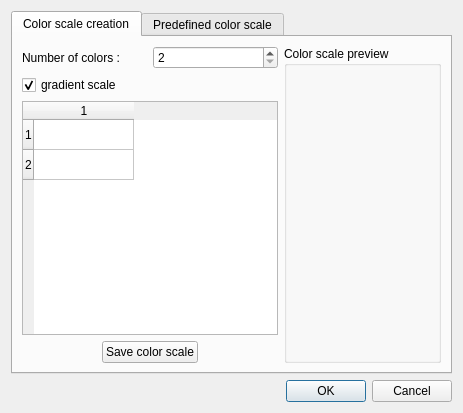
Before: the Qt Designer form library/tulip-qt/designer/ColorScaleConfigDialog.ui in vadivelselvaraj/TulipGLImprovement, drawn with Qt 5.
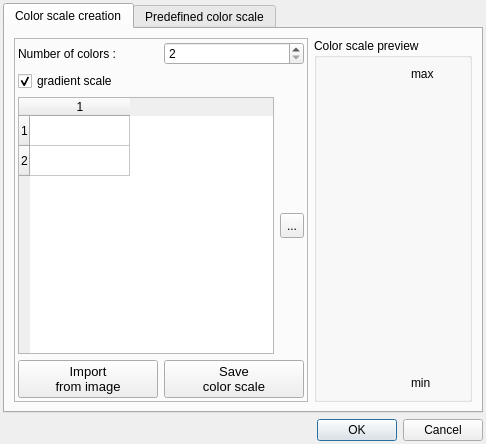
After: the same form once the commit is applied. Icons and pictures are not drawn.

Commit message: - improve ColorScaleConfigDialog :   * rework GUI   * automatically load colorscales located in TulipBitmapDir/colorscales   * color scales loaded from images can now be edited   * add a button to invert the current edited colorscale

```diff
--- a/library/tulip-qt/designer/ColorScaleConfigDialog.ui
+++ b/library/tulip-qt/designer/ColorScaleConfigDialog.ui
@@ -5,20 +5,23 @@
    <rect>
     <x>0</x>
     <y>0</y>
-    <width>463</width>
-    <height>413</height>
+    <width>486</width>
+    <height>444</height>
    </rect>
   </property>
   <property name="windowTitle">
    <string>Color Scale Configuration</string>
   </property>
   <layout class="QVBoxLayout" name="verticalLayout_7">
+   <property name="margin">
+    <number>3</number>
+   </property>
    <item>
     <widget class="QTabWidget" name="tabWidget">
      <property name="minimumSize">
       <size>
-       <width>400</width>
-       <height>300</height>
+       <width>480</width>
+       <height>400</height>
       </size>
      </property>
      <property name="currentIndex">
@@ -28,9 +31,21 @@
       <attribute name="title">
        <string>Color scale creation</string>
       </attribute>
-      <layout class="QHBoxLayout" name="horizontalLayout_8">
+      <layout class="QHBoxLayout" name="horizontalLayout_7">
        <item>
-        <layout class="QVBoxLayout" name="verticalLayout">
+        <widget class="QFrame" name="frame">
+         <property name="frameShape">
+          <enum>QFrame::StyledPanel</enum>
+         </property>
+         <property name="frameShadow">
+          <enum>QFrame::Raised</enum>
+         </property>
+         <layout class="QVBoxLayout" name="verticalLayout_11">
+          <property name="margin">
+           <number>3</number>
+          </property>
+          <item>
+           <layout class="QVBoxLayout" name="verticalLayout_10">
          <item>
           <layout class="QHBoxLayout" name="horizontalLayout_5">
            <item>
@@ -60,6 +75,8 @@
           </widget>
          </item>
          <item>
+             <layout class="QHBoxLayout" name="horizontalLayout">
+              <item>
           <widget class="QTableWidget" name="colorsTable">
            <property name="horizontalScrollBarPolicy">
             <enum>Qt::ScrollBarAlwaysOff</enum>
@@ -85,46 +102,98 @@
           </widget>
          </item>
          <item>
+               <layout class="QVBoxLayout" name="verticalLayout">
+                <item>
+                 <spacer name="verticalSpacer_5">
+                  <property name="orientation">
+                   <enum>Qt::Vertical</enum>
+                  </property>
+                  <property name="sizeHint" stdset="0">
+                   <size>
+                    <width>20</width>
+                    <height>40</height>
+                   </size>
+                  </property>
+                 </spacer>
+                </item>
+                <item>
+                 <widget class="QToolButton" name="invertColorScaleButton">
+                  <property name="minimumSize">
+                   <size>
+                    <width>15</width>
+                    <height>25</height>
+                   </size>
+                  </property>
+                  <property name="toolTip">
+                   <string>Invert color scale</string>
+                  </property>
+                  <property name="text">
+                   <string>...</string>
+                  </property>
+                  <property name="icon">
+                   <iconset resource="TulipQtResource.qrc">
+                    <normaloff>:/arrow_two_head.png</normaloff>:/arrow_two_head.png</iconset>
+                  </property>
+                  <property name="iconSize">
+                   <size>
+                    <width>16</width>
+                    <height>25</height>
+                   </size>
+                  </property>
+                 </widget>
+                </item>
+                <item>
+                 <spacer name="verticalSpacer_6">
+                  <property name="orientation">
+                   <enum>Qt::Vertical</enum>
+                  </property>
+                  <property name="sizeHint" stdset="0">
+                   <size>
+                    <width>20</width>
+                    <height>40</height>
+                   </size>
+                  </property>
+                 </spacer>
+                </item>
+               </layout>
+              </item>
+             </layout>
+            </item>
+            <item>
           <layout class="QHBoxLayout" name="horizontalLayout_6">
            <item>
-            <spacer name="horizontalSpacer_3">
-             <property name="orientation">
-              <enum>Qt::Horizontal</enum>
-             </property>
-             <property name="sizeHint" stdset="0">
-              <size>
-               <width>40</width>
-               <height>20</height>
-              </size>
-             </property>
-            </spacer>
+               <widget class="QPushButton" name="importFromImgButton">
+                <property name="font">
+                 <font>
+                  <pointsize>10</pointsize>
+                 </font>
+                </property>
+                <property name="text">
+                 <string>Import
+from image</string>
+                </property>
+               </widget>
            </item>
            <item>
             <widget class="QPushButton" name="saveColorScaleButton">
+                <property name="font">
+                 <font>
+                  <pointsize>10</pointsize>
+                 </font>
+                </property>
              <property name="text">
-              <string>Save color scale</string>
+                 <string>Save 
+color scale</string>
              </property>
             </widget>
            </item>
-           <item>
-            <spacer name="horizontalSpacer_4">
-             <property name="orientation">
-              <enum>Qt::Horizontal</enum>
-             </property>
-             <property name="sizeHint" stdset="0">
-              <size>
-               <width>40</width>
-               <height>20</height>
-              </size>
-             </property>
-            </spacer>
+             </layout>
            </item>
           </layout>
          </item>
         </layout>
+        </widget>
        </item>
-       <item>
-        <layout class="QVBoxLayout" name="verticalLayout_5">
          <item>
           <widget class="QGroupBox" name="groupBox_2">
            <property name="minimumSize">
@@ -133,14 +202,20 @@
              <height>200</height>
             </size>
            </property>
+         <property name="maximumSize">
+          <size>
+           <width>200</width>
+           <height>16777215</height>
+          </size>
+         </property>
            <property name="title">
             <string>Color scale preview</string>
            </property>
-           <layout class="QVBoxLayout" name="verticalLayout_6">
+         <layout class="QVBoxLayout" name="verticalLayout_4">
             <item>
              <layout class="QHBoxLayout" name="horizontalLayout_4">
               <item>
-               <spacer name="horizontalSpacer1">
+             <spacer name="horizontalSpacer_7">
                 <property name="orientation">
                  <enum>Qt::Horizontal</enum>
                 </property>
@@ -172,7 +247,29 @@
                </widget>
               </item>
               <item>
-               <spacer name="horizontalSpacer_21">
+             <layout class="QVBoxLayout" name="verticalLayout_6">
+              <item>
+               <widget class="QLabel" name="label_4">
+                <property name="text">
+                 <string>max</string>
+                </property>
+               </widget>
+              </item>
+              <item>
+               <spacer name="verticalSpacer_3">
+                <property name="orientation">
+                 <enum>Qt::Vertical</enum>
+                </property>
+                <property name="sizeHint" stdset="0">
+                 <size>
+                  <width>20</width>
+                  <height>40</height>
+                 </size>
+                </property>
+               </spacer>
+              </item>
+              <item>
+               <spacer name="horizontalSpacer_8">
                 <property name="orientation">
                  <enum>Qt::Horizontal</enum>
                 </property>
@@ -184,12 +281,32 @@
                 </property>
                </spacer>
               </item>
+              <item>
+               <spacer name="verticalSpacer_4">
+                <property name="orientation">
+                 <enum>Qt::Vertical</enum>
+                </property>
+                <property name="sizeHint" stdset="0">
+                 <size>
+                  <width>20</width>
+                  <height>40</height>
+                 </size>
+                </property>
+               </spacer>
+              </item>
+              <item>
+               <widget class="QLabel" name="label_5">
+                <property name="text">
+                 <string>min</string>
+                </property>
+               </widget>
+              </item>
              </layout>
             </item>
            </layout>
-          </widget>
-         </item>
-        </layout>
+          </item>
+         </layout>
+        </widget>
        </item>
       </layout>
      </widget>
@@ -197,22 +314,19 @@
       <attribute name="title">
        <string>Predefined color scale</string>
       </attribute>
-      <layout class="QHBoxLayout" name="horizontalLayout_9">
+      <layout class="QHBoxLayout" name="horizontalLayout_8">
        <item>
         <layout class="QVBoxLayout" name="verticalLayout_2">
          <item>
-          <widget class="QRadioButton" name="savedColorScaleRb">
-           <property name="text">
-            <string>Saved color scales</string>
-           </property>
-           <property name="checked">
-            <bool>true</bool>
+          <widget class="QListWidget" name="savedColorScalesList">
+           <property name="minimumSize">
+            <size>
+             <width>298</width>
+             <height>0</height>
+            </size>
            </property>
           </widget>
          </item>
-         <item>
-          <widget class="QListWidget" name="savedColorScalesList"/>
-         </item>
          <item>
           <layout class="QHBoxLayout" name="horizontalLayout_2">
            <item>
@@ -250,42 +364,8 @@
            </item>
           </layout>
          </item>
-         <item>
-          <widget class="QRadioButton" name="userColorScaleImageRb">
-           <property name="text">
-            <string>Color scale from image file :</string>
-           </property>
-          </widget>
-         </item>
-         <item>
-          <layout class="QHBoxLayout" name="horizontalLayout">
-           <item>
-            <widget class="QLineEdit" name="userGradientFile">
-             <property name="enabled">
-              <bool>false</bool>
-             </property>
-            </widget>
-           </item>
-           <item>
-            <widget class="QPushButton" name="browseButton">
-             <property name="enabled">
-              <bool>false</bool>
-             </property>
-             <property name="text">
-              <string/>
-             </property>
-             <property name="icon">
-              <iconset resource="../../../software/tulip/designer/TulipResource.qrc">
-               <normaloff>:/i_open.png</normaloff>:/i_open.png</iconset>
-             </property>
-            </widget>
-           </item>
-          </layout>
-         </item>
-        </layout>
-       </item>
-       <item>
-        <layout class="QVBoxLayout" name="verticalLayout_4">
+        </layout>
+       </item>
          <item>
           <widget class="QGroupBox" name="groupBox">
            <property name="minimumSize">
@@ -294,10 +374,16 @@
              <height>200</height>
             </size>
            </property>
+         <property name="maximumSize">
+          <size>
+           <width>200</width>
+           <height>16777215</height>
+          </size>
+         </property>
            <property name="title">
             <string>Color scale preview</string>
            </property>
-           <layout class="QVBoxLayout" name="verticalLayout_3">
+         <layout class="QVBoxLayout" name="verticalLayout_8">
             <item>
              <layout class="QHBoxLayout" name="horizontalLayout_3">
               <item>
@@ -314,7 +400,7 @@
                </spacer>
               </item>
               <item>
-               <widget class="QLabel" name="imageGradientPreview">
+             <widget class="QLabel" name="savedGradientPreview">
                 <property name="minimumSize">
                  <size>
                   <width>30</width>
@@ -331,6 +417,28 @@
                  <string/>
                 </property>
                </widget>
+            </item>
+            <item>
+             <layout class="QVBoxLayout" name="verticalLayout_3">
+              <item>
+               <widget class="QLabel" name="label_2">
+                <property name="text">
+                 <string>max</string>
+                </property>
+               </widget>
+              </item>
+              <item>
+               <spacer name="verticalSpacer">
+                <property name="orientation">
+                 <enum>Qt::Vertical</enum>
+                </property>
+                <property name="sizeHint" stdset="0">
+                 <size>
+                  <width>20</width>
+                  <height>40</height>
+                 </size>
+                </property>
+               </spacer>
               </item>
               <item>
                <spacer name="horizontalSpacer_2">
@@ -345,12 +453,32 @@
                 </property>
                </spacer>
               </item>
+              <item>
+               <spacer name="verticalSpacer_2">
+                <property name="orientation">
+                 <enum>Qt::Vertical</enum>
+                </property>
+                <property name="sizeHint" stdset="0">
+                 <size>
+                  <width>20</width>
+                  <height>40</height>
+                 </size>
+                </property>
+               </spacer>
+              </item>
+              <item>
+               <widget class="QLabel" name="label_3">
+                <property name="text">
+                 <string>min</string>
+                </property>
+               </widget>
+              </item>
              </layout>
             </item>
            </layout>
-          </widget>
-         </item>
-        </layout>
+          </item>
+         </layout>
+        </widget>
        </item>
       </layout>
      </widget>
```
Left out of the diff: 2 changed lines with no effect on the pictures. Lines whose indentation alone changed are shown as unchanged. The commit also changes 4 other files.
